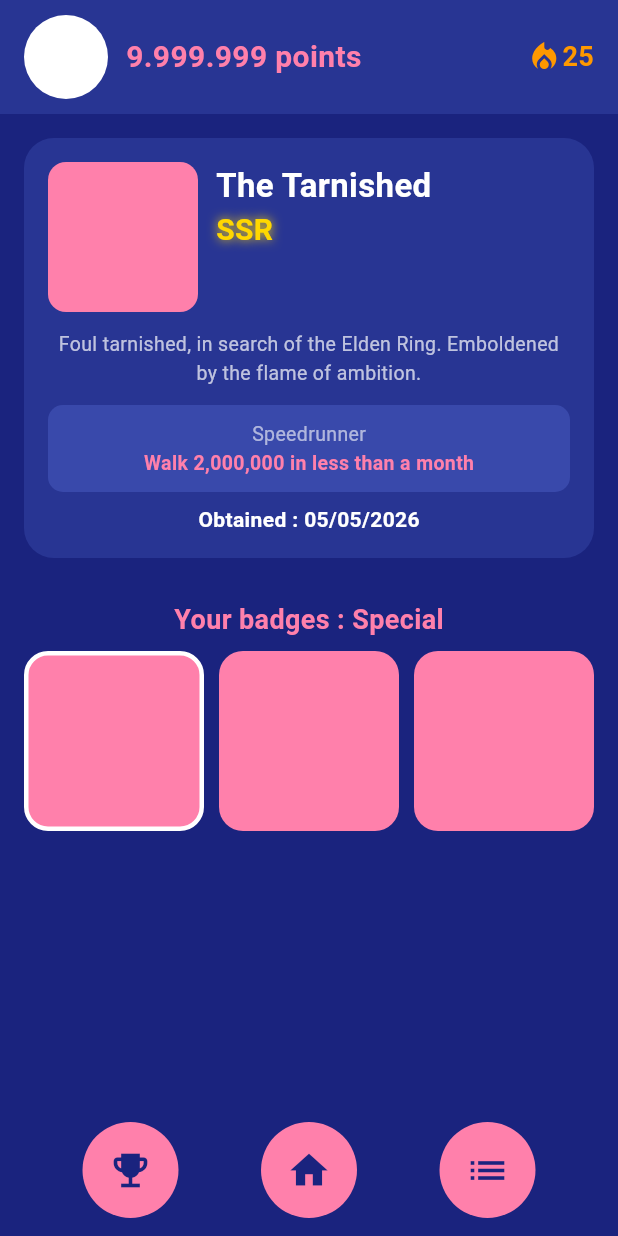
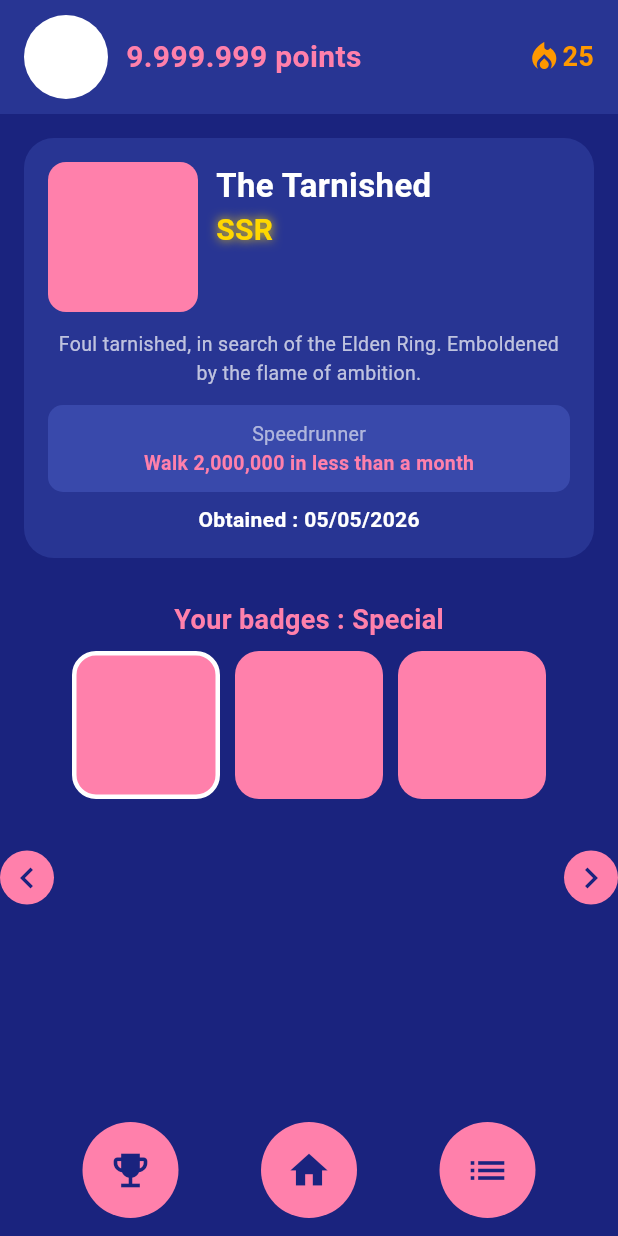
Before and after one commit to TokitaRyo/ecollection, a Flutter app: the screen it shows after launch, on a phone screen of 412 x 824 dp. Run offline on Flutter 3.47's test engine with Material 3 defaults, Android fonts, the phone set to English and light mode, and no system bars.

```diff
--- a/lib/badge.dart
+++ b/lib/badge.dart
@@ -237,8 +237,11 @@
         ),
         SizedBox(height: 8),
         Expanded(
-          child: GridView.builder(
-            padding: EdgeInsets.symmetric(horizontal: 16),
+          child: Stack(
+            children: [
+              // バッジグリッド
+              GridView.builder(
+                padding: EdgeInsets.symmetric(horizontal: 48),
                 gridDelegate: SliverGridDelegateWithFixedCrossAxisCount(
                   crossAxisCount: 3,
                   crossAxisSpacing: 10,
@@ -256,10 +259,73 @@
                             ? Border.all(color: Colors.white, width: 3)
                             : null,
                       ),
-                  // Image.asset('assets/badges/...') に変更可能
                     ),
                   );
                 },
+              ),
+
+              // ◀ 左ボタン
+              Positioned(
+                left: 0,
+                top: 0,
+                bottom: 0,
+                child: Center(
+                  child: GestureDetector(
+                    onTap: () {
+                      setState(() {
+                        if (_selectedIndex > 0) {
+                          _selectedIndex--;
+                        }
+                      });
+                    },
+                    child: Container(
+                      width: 36,
+                      height: 36,
+                      decoration: BoxDecoration(
+                        color: Color(0xFFFF80AB),
+                        shape: BoxShape.circle,
+                      ),
+                      child: Icon(
+                        Icons.chevron_left,
+                        color: Color(0xFF1A237E),
+                        size: 28,
+                      ),
+                    ),
+                  ),
+                ),
+              ),
+
+              // ▶ 右ボタン
+              Positioned(
+                right: 0,
+                top: 0,
+                bottom: 0,
+                child: Center(
+                  child: GestureDetector(
+                    onTap: () {
+                      setState(() {
+                        if (_selectedIndex < badges.length - 1) {
+                          _selectedIndex++;
+                        }
+                      });
+                    },
+                    child: Container(
+                      width: 36,
+                      height: 36,
+                      decoration: BoxDecoration(
+                        color: Color(0xFFFF80AB),
+                        shape: BoxShape.circle,
+                      ),
+                      child: Icon(
+                        Icons.chevron_right,
+                        color: Color(0xFF1A237E),
+                        size: 28,
+                      ),
+                    ),
+                  ),
+                ),
+              ),
+            ],
           ),
         ),
       ],
```
Lines whose indentation alone changed are shown as unchanged.
